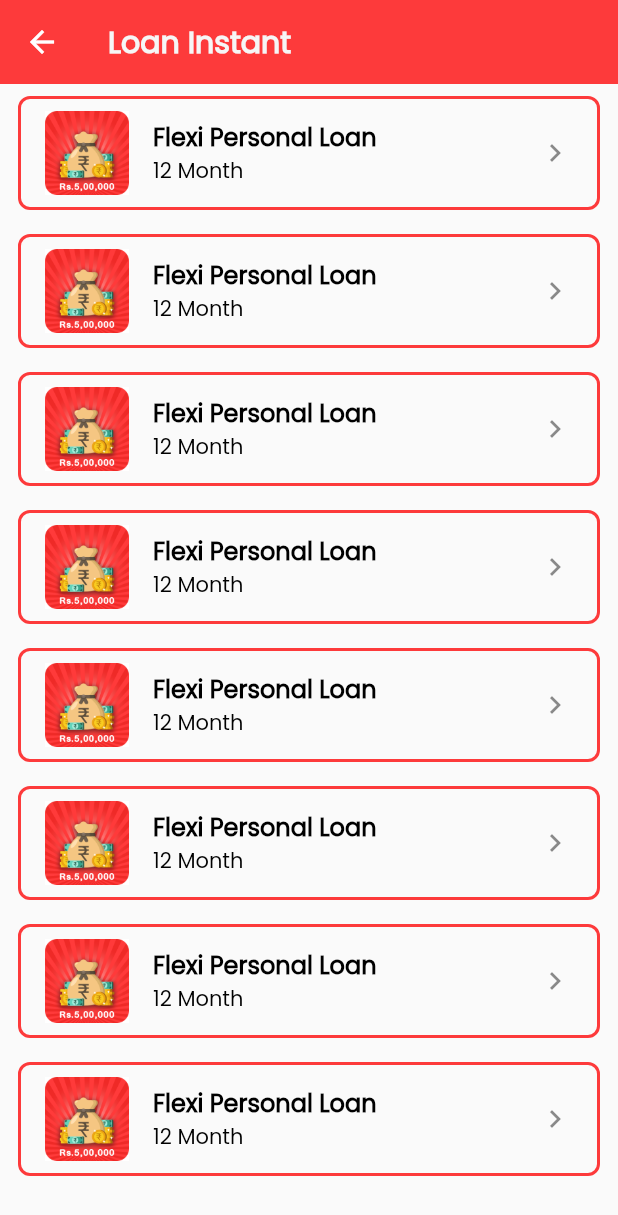
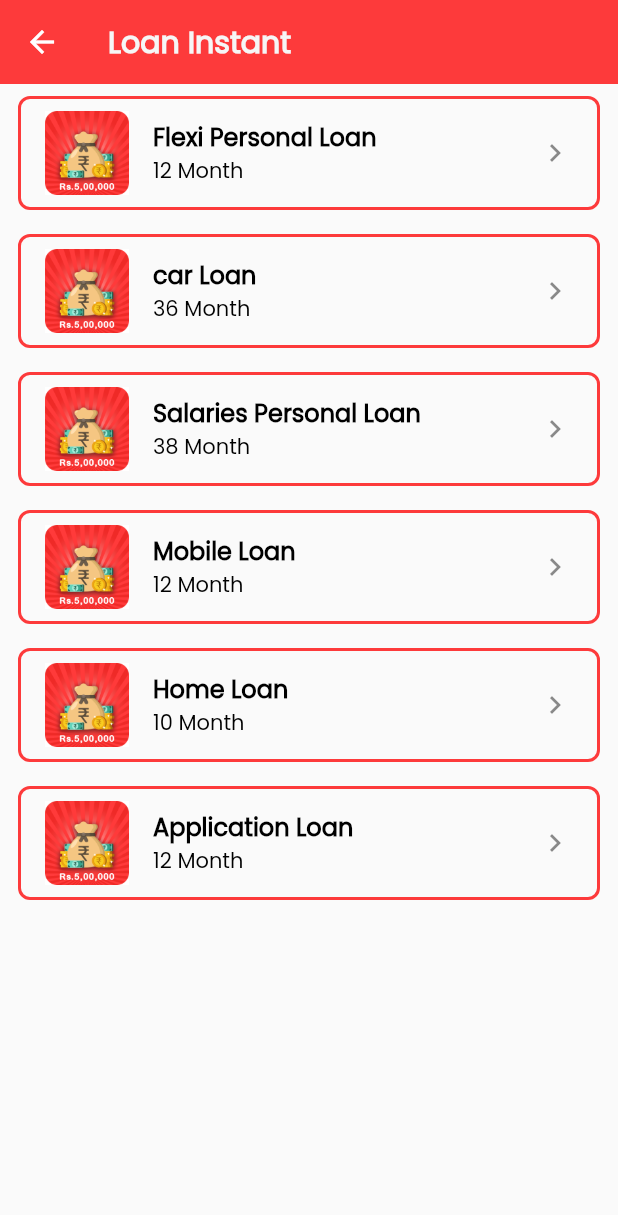
Before and after one commit to paragbhimani/Red-Speed-loan, a Flutter app: the InstantLoanView screen opened by its route, on a phone screen of 412 x 824 dp. Shown: the top 1215 px of the screen. Run offline on Flutter 3.47's test engine with Material 2 defaults, Android fonts, the phone set to English and light mode, and no system bars; our stand-ins replace cloud_firestore, connectivity_plus, firebase_core, get, get_storage, google_mobile_ads and 1 more; missing offline and left inert: store_redirect; accounts and stored records are empty; network calls fail; statements that could not run were skipped.

Commit message:
update instant_loan_view
update instant_loan_view

```diff
--- a/lib/model/loan_instant_model.dart
+++ b/lib/model/loan_instant_model.dart
@@ -13,5 +13,7 @@ List<LoanInstantModel> loanInstantModel = [
   LoanInstantModel(title: "Mobile Loan", subTitle: "12 Month"),
   LoanInstantModel(title: "Home Loan", subTitle: "10 Month"),
   LoanInstantModel(title: "Application Loan", subTitle: "12 Month"),
+  LoanInstantModel(title: "Small Business Loan", subTitle: "16 Month"),
+  LoanInstantModel(title: "Application Loan", subTitle: "8 Month"),
   LoanInstantModel(title: "Small Business Loan", subTitle: "12 Month"),
 ];
--- a/lib/view/instant_loan_view.dart
+++ b/lib/view/instant_loan_view.dart
@@ -20,6 +20,7 @@ class InstantLoanView extends StatelessWidget {
         child: SingleChildScrollView(
           child: Column(
             children: [
+
               GestureDetector(
                 onTap: (){
                   Get.toNamed(Routes.loanDetailView);
@@ -59,11 +60,11 @@ class InstantLoanView extends StatelessWidget {
                     ),
                     leading: Image.asset(ImageConstant.loanInstant),
                     title: Text(
-                      loanInstantModel[0].title ?? "",
+                      loanInstantModel[1].title ?? "",
                       style: TextStyleConstant.bold16Black,
                     ),
                     subtitle: Text(
-                      loanInstantModel[0].subTitle ?? "",
+                      loanInstantModel[1].subTitle ?? "",
                       style: TextStyleConstant.bold14Black,
                     ),
                     trailing: const Icon(Icons.keyboard_arrow_right),
@@ -84,11 +85,11 @@ class InstantLoanView extends StatelessWidget {
                     ),
                     leading: Image.asset(ImageConstant.loanInstant),
                     title: Text(
-                      loanInstantModel[0].title ?? "",
+                      loanInstantModel[2].title ?? "",
                       style: TextStyleConstant.bold16Black,
                     ),
                     subtitle: Text(
-                      loanInstantModel[0].subTitle ?? "",
+                      loanInstantModel[2].subTitle ?? "",
                       style: TextStyleConstant.bold14Black,
                     ),
                     trailing: const Icon(Icons.keyboard_arrow_right),
@@ -109,11 +110,11 @@ class InstantLoanView extends StatelessWidget {
                     ),
                     leading: Image.asset(ImageConstant.loanInstant),
                     title: Text(
-                      loanInstantModel[0].title ?? "",
+                      loanInstantModel[3].title ?? "",
                       style: TextStyleConstant.bold16Black,
                     ),
                     subtitle: Text(
-                      loanInstantModel[0].subTitle ?? "",
+                      loanInstantModel[3].subTitle ?? "",
                       style: TextStyleConstant.bold14Black,
                     ),
                     trailing: const Icon(Icons.keyboard_arrow_right),
@@ -134,11 +135,11 @@ class InstantLoanView extends StatelessWidget {
                     ),
                     leading: Image.asset(ImageConstant.loanInstant),
                     title: Text(
-                      loanInstantModel[0].title ?? "",
+                      loanInstantModel[4].title ?? "",
                       style: TextStyleConstant.bold16Black,
                     ),
                     subtitle: Text(
-                      loanInstantModel[0].subTitle ?? "",
+                      loanInstantModel[4].subTitle ?? "",
                       style: TextStyleConstant.bold14Black,
                     ),
                     trailing: const Icon(Icons.keyboard_arrow_right),
@@ -159,61 +160,11 @@ class InstantLoanView extends StatelessWidget {
                     ),
                     leading: Image.asset(ImageConstant.loanInstant),
                     title: Text(
-                      loanInstantModel[0].title ?? "",
+                      loanInstantModel[5].title ?? "",
                       style: TextStyleConstant.bold16Black,
                     ),
                     subtitle: Text(
-                      loanInstantModel[0].subTitle ?? "",
-                      style: TextStyleConstant.bold14Black,
-                    ),
-                    trailing: const Icon(Icons.keyboard_arrow_right),
-                  ),
-                ),
-              ),NativeBig(),
-              GestureDetector(
-                onTap: (){
-                  Get.toNamed(Routes.loanDetailView);
-                },
-                child: Container(
-                  margin: const EdgeInsets.symmetric(horizontal: 12, vertical: 8),
-                  child: ListTile(
-                    shape: RoundedRectangleBorder(
-                      side: const BorderSide(
-                          color: ColorConstant.primaryColor, width: 2),
-                      borderRadius: BorderRadius.circular(8),
-                    ),
-                    leading: Image.asset(ImageConstant.loanInstant),
-                    title: Text(
-                      loanInstantModel[0].title ?? "",
-                      style: TextStyleConstant.bold16Black,
-                    ),
-                    subtitle: Text(
-                      loanInstantModel[0].subTitle ?? "",
-                      style: TextStyleConstant.bold14Black,
-                    ),
-                    trailing: const Icon(Icons.keyboard_arrow_right),
-                  ),
-                ),
-              ),NativeBig(),
-              GestureDetector(
-                onTap: (){
-                  Get.toNamed(Routes.loanDetailView);
-                },
-                child: Container(
-                  margin: const EdgeInsets.symmetric(horizontal: 12, vertical: 8),
-                  child: ListTile(
-                    shape: RoundedRectangleBorder(
-                      side: const BorderSide(
-                          color: ColorConstant.primaryColor, width: 2),
-                      borderRadius: BorderRadius.circular(8),
-                    ),
-                    leading: Image.asset(ImageConstant.loanInstant),
-                    title: Text(
-                      loanInstantModel[0].title ?? "",
-                      style: TextStyleConstant.bold16Black,
-                    ),
-                    subtitle: Text(
-                      loanInstantModel[0].subTitle ?? "",
+                      loanInstantModel[5].subTitle ?? "",
                       style: TextStyleConstant.bold14Black,
                     ),
                     trailing: const Icon(Icons.keyboard_arrow_right),
@@ -221,6 +172,7 @@ class InstantLoanView extends StatelessWidget {
                 ),
               ),
               NativeBig(),
+
             ],
           ),
         ),
--- a/pubspec.yaml
+++ b/pubspec.yaml
@@ -17,7 +17,7 @@ publish_to: 'none' # Remove this line if you wish to publish to pub.dev
 # https://developer.apple.com/library/archive/documentation/General/Reference/InfoPlistKeyReference/Articles/CoreFoundationKeys.html
 # In Windows, build-name is used as the major, minor, and patch parts
 # of the product and file versions while build-number is used as the build suffix.
-version: 1.0.1+2
+version: 1.0.2+3
 
 environment:
   sdk: '>=2.18.5 <3.0.0'
```
